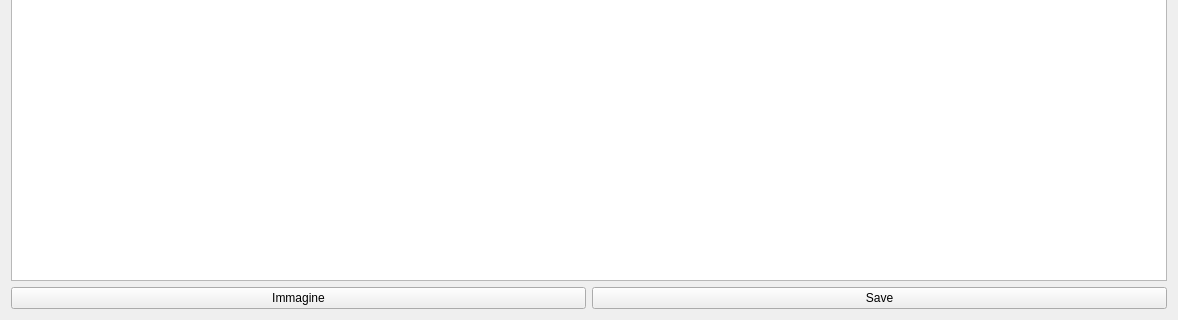
This is hnschede.ui in fblabs/hamlet-mod-sancon as Qt 5 draws it before an edit; both pictures show x 0 to 1178 and y 353 to 673 of the 1178 by 673 pixel window. The edited form follows.
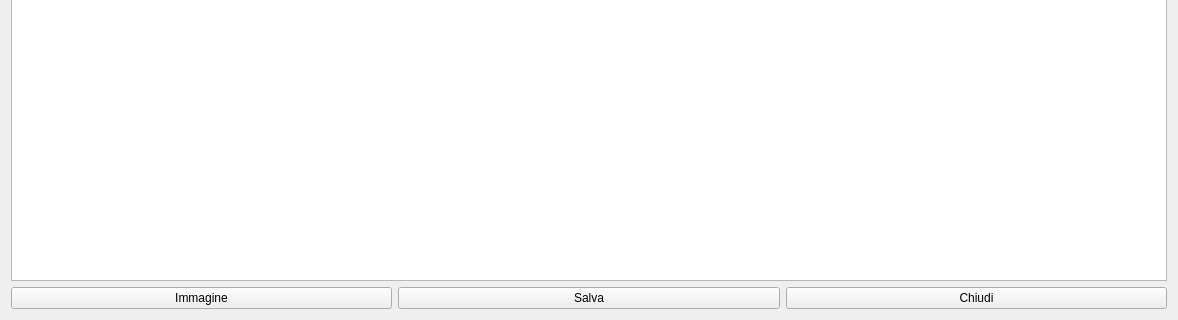
This is the edited form. Icons and pictures are not drawn.

```diff
--- a/hnschede.ui
+++ b/hnschede.ui
@@ -107,7 +107,7 @@
      <item>
       <widget class="QPushButton" name="pushButton_3">
        <property name="text">
-        <string>Save</string>
+        <string>Salva</string>
        </property>
        <property name="icon">
         <iconset resource="icons.qrc">
@@ -121,6 +121,23 @@
        </property>
       </widget>
      </item>
+     <item>
+      <widget class="QPushButton" name="pbClose">
+       <property name="text">
+        <string>Chiudi</string>
+       </property>
+       <property name="icon">
+        <iconset resource="icons.qrc">
+         <normaloff>:/Resources/Actions-window-close-icon.png</normaloff>:/Resources/Actions-window-close-icon.png</iconset>
+       </property>
+       <property name="iconSize">
+        <size>
+         <width>32</width>
+         <height>32</height>
+        </size>
+       </property>
+      </widget>
+     </item>
     </layout>
    </item>
   </layout>
```
Left out of the diff: 13 changed lines with no effect on the pictures.
